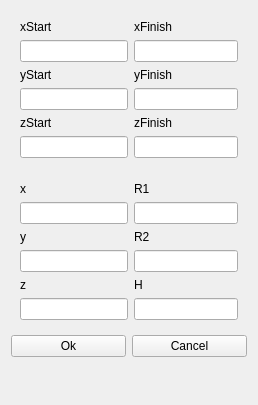
Qt form objectparamsform.ui (aleksejkvasnikov/occQt) before a commit.
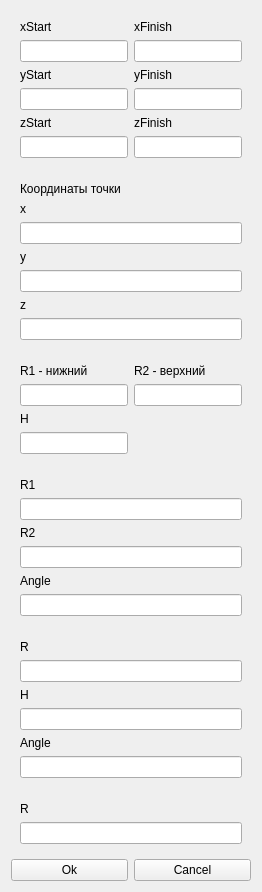
The same form after that commit.

Commit message: Cylinder, torus and fixes

Patch:
```diff
--- a/objectparamsform.ui
+++ b/objectparamsform.ui
@@ -7,11 +7,11 @@
     <x>0</x>
     <y>0</y>
     <width>258</width>
-    <height>405</height>
+    <height>879</height>
    </rect>
   </property>
   <property name="sizePolicy">
-   <sizepolicy hsizetype="Minimum" vsizetype="Minimum">
+   <sizepolicy hsizetype="Fixed" vsizetype="Fixed">
     <horstretch>0</horstretch>
     <verstretch>0</verstretch>
    </sizepolicy>
@@ -25,6 +25,12 @@
      <property name="enabled">
       <bool>true</bool>
      </property>
+     <property name="sizePolicy">
+      <sizepolicy hsizetype="Fixed" vsizetype="Fixed">
+       <horstretch>0</horstretch>
+       <verstretch>0</verstretch>
+      </sizepolicy>
+     </property>
      <layout class="QFormLayout" name="xyzLayout">
       <item row="0" column="0">
        <widget class="QLabel" name="xsLabel">
@@ -89,77 +95,193 @@
      </layout>
     </widget>
    </item>
+   <item>
+    <widget class="QWidget" name="PointWidget" native="true">
+     <layout class="QVBoxLayout" name="verticalLayout_2">
+      <item>
+       <widget class="QLabel" name="label_8">
+        <property name="text">
+         <string>Координаты точки</string>
+        </property>
+       </widget>
+      </item>
+      <item>
+       <widget class="QLabel" name="label">
+        <property name="text">
+         <string>x</string>
+        </property>
+       </widget>
+      </item>
+      <item>
+       <widget class="QLineEdit" name="xEdit"/>
+      </item>
+      <item>
+       <widget class="QLabel" name="label_2">
+        <property name="text">
+         <string>y</string>
+        </property>
+       </widget>
+      </item>
+      <item>
+       <widget class="QLineEdit" name="yEdit"/>
+      </item>
+      <item>
+       <widget class="QLabel" name="label_3">
+        <property name="text">
+         <string>z</string>
+        </property>
+       </widget>
+      </item>
+      <item>
+       <widget class="QLineEdit" name="zEdit"/>
+      </item>
+     </layout>
+    </widget>
+   </item>
    <item>
     <widget class="QWidget" name="ConeWidget" native="true">
-     <property name="enabled">
-      <bool>true</bool>
-     </property>
      <layout class="QFormLayout" name="formLayout">
-      <item row="0" column="0">
-       <widget class="QLabel" name="xConLabel">
-        <property name="text">
-         <string>x</string>
-        </property>
-       </widget>
-      </item>
-      <item row="0" column="1">
-       <widget class="QLabel" name="R1ConLabel">
-        <property name="text">
-         <string>R1</string>
-        </property>
-       </widget>
-      </item>
       <item row="1" column="0">
-       <widget class="QLineEdit" name="xConEdit"/>
-      </item>
-      <item row="1" column="1">
        <widget class="QLineEdit" name="R1ConEdit"/>
       </item>
-      <item row="2" column="0">
-       <widget class="QLabel" name="yConLabel">
-        <property name="text">
-         <string>y</string>
-        </property>
-       </widget>
-      </item>
-      <item row="2" column="1">
-       <widget class="QLabel" name="R2ConLabel">
-        <property name="text">
-         <string>R2</string>
-        </property>
-       </widget>
-      </item>
-      <item row="3" column="0">
-       <widget class="QLineEdit" name="yConEdit"/>
-      </item>
-      <item row="3" column="1">
+      <item row="1" column="1">
        <widget class="QLineEdit" name="R2ConEdit"/>
       </item>
       <item row="4" column="0">
-       <widget class="QLabel" name="zConLabel">
+       <widget class="QLineEdit" name="HConEdit">
+        <property name="sizePolicy">
+         <sizepolicy hsizetype="Fixed" vsizetype="Fixed">
+          <horstretch>0</horstretch>
+          <verstretch>0</verstretch>
+         </sizepolicy>
+        </property>
+       </widget>
+      </item>
+      <item row="3" column="0">
+       <widget class="QLabel" name="label_4">
         <property name="text">
-         <string>z</string>
+         <string>H</string>
         </property>
        </widget>
       </item>
-      <item row="4" column="1">
-       <widget class="QLabel" name="HConLabel">
+      <item row="0" column="0">
+       <widget class="QLabel" name="label_5">
         <property name="text">
+         <string>R1 - нижний</string>
+        </property>
+       </widget>
+      </item>
+      <item row="0" column="1">
+       <widget class="QLabel" name="label_6">
+        <property name="text">
+         <string>R2 - верхний</string>
+        </property>
+       </widget>
+      </item>
+     </layout>
+    </widget>
+   </item>
+   <item>
+    <widget class="QWidget" name="TorusWidget" native="true">
+     <layout class="QVBoxLayout" name="verticalLayout_5">
+      <item>
+       <widget class="QLabel" name="label_12">
+        <property name="text">
+         <string>R1</string>
+        </property>
+       </widget>
+      </item>
+      <item>
+       <widget class="QLineEdit" name="R1TorEdit"/>
+      </item>
+      <item>
+       <widget class="QLabel" name="label_13">
+        <property name="text">
+         <string>R2</string>
+        </property>
+       </widget>
+      </item>
+      <item>
+       <widget class="QLineEdit" name="R2TorEdit"/>
+      </item>
+      <item>
+       <widget class="QLabel" name="label_14">
+        <property name="text">
+         <string>Angle</string>
+        </property>
+       </widget>
+      </item>
+      <item>
+       <widget class="QLineEdit" name="AnTorEdit">
+        <property name="enabled">
+         <bool>true</bool>
+        </property>
+       </widget>
+      </item>
+     </layout>
+    </widget>
+   </item>
+   <item>
+    <widget class="QWidget" name="CylinderWidget" native="true">
+     <layout class="QVBoxLayout" name="verticalLayout_4">
+      <item>
+       <widget class="QLabel" name="label_9">
+        <property name="text">
+         <string>R</string>
+        </property>
+       </widget>
+      </item>
+      <item>
+       <widget class="QLineEdit" name="RCylEdit"/>
+      </item>
+      <item>
+       <widget class="QLabel" name="label_10">
+        <property name="text">
          <string>H</string>
         </property>
        </widget>
       </item>
-      <item row="5" column="0">
-       <widget class="QLineEdit" name="zConEdit"/>
+      <item>
+       <widget class="QLineEdit" name="HCylEdit"/>
       </item>
-      <item row="5" column="1">
-       <widget class="QLineEdit" name="HConEdit"/>
+      <item>
+       <widget class="QLabel" name="label_11">
+        <property name="text">
+         <string>Angle</string>
+        </property>
+       </widget>
+      </item>
+      <item>
+       <widget class="QLineEdit" name="AnCylEdit">
+        <property name="enabled">
+         <bool>true</bool>
+        </property>
+       </widget>
+      </item>
+     </layout>
+    </widget>
+   </item>
+   <item>
+    <widget class="QWidget" name="SphereWidget" native="true">
+     <layout class="QVBoxLayout" name="verticalLayout_3">
+      <item>
+       <widget class="QLabel" name="label_7">
+        <property name="text">
+         <string>R</string>
+        </property>
+       </widget>
+      </item>
+      <item>
+       <widget class="QLineEdit" name="RSphEdit"/>
       </item>
      </layout>
     </widget>
    </item>
    <item>
     <layout class="QHBoxLayout" name="buttonsLayout">
+     <property name="sizeConstraint">
+      <enum>QLayout::SetFixedSize</enum>
+     </property>
      <item>
       <widget class="QPushButton" name="okButton">
        <property name="text">
@@ -176,19 +298,6 @@
      </item>
     </layout>
    </item>
-   <item>
-    <spacer name="verticalSpacer">
-     <property name="orientation">
-      <enum>Qt::Vertical</enum>
-     </property>
-     <property name="sizeHint" stdset="0">
-      <size>
-       <width>20</width>
-       <height>40</height>
-      </size>
-     </property>
-    </spacer>
-   </item>
   </layout>
  </widget>
  <resources/>
```
The commit also changes 12 other files.
